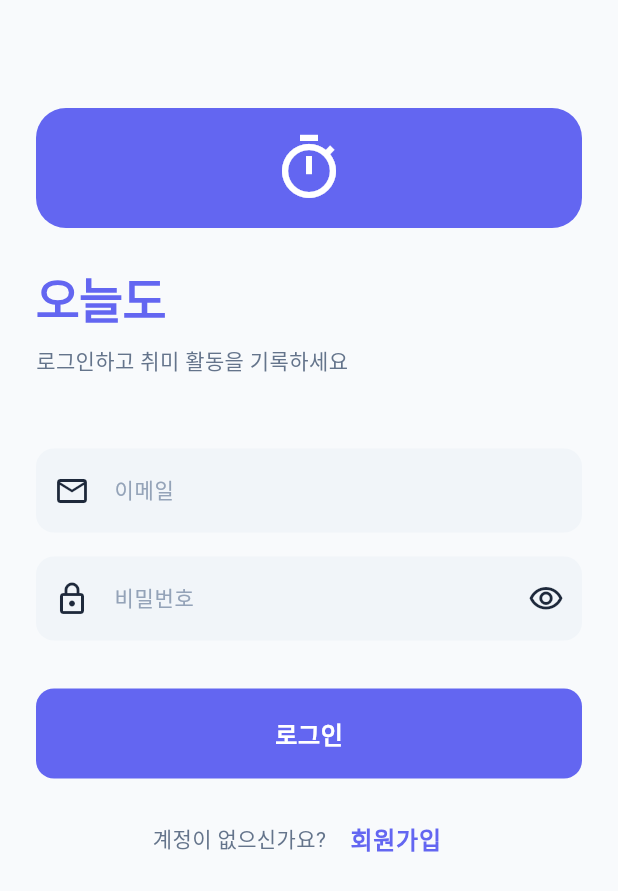
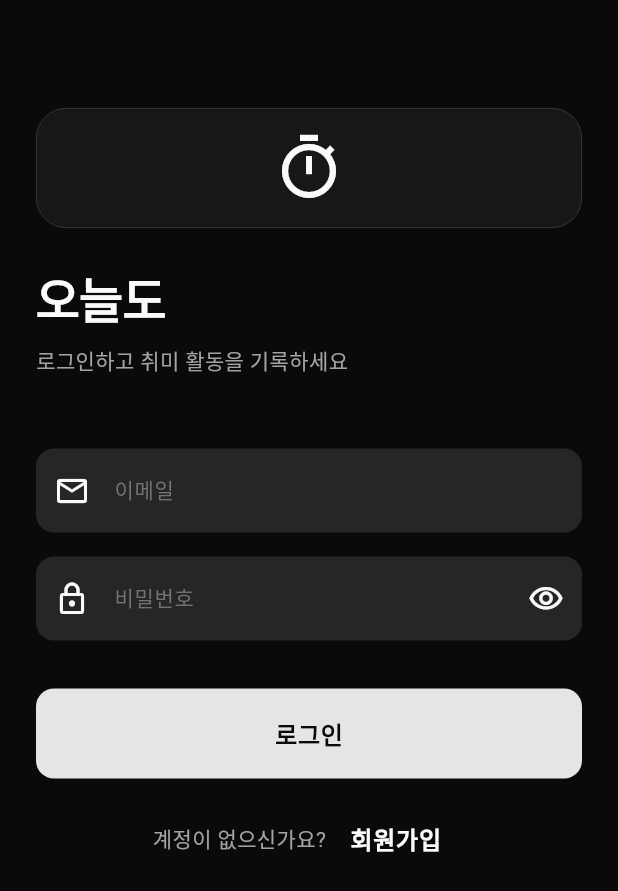
Before and after one commit to theo-ooooo/onuldo-app, a Flutter app: the screen it shows after launch, on a phone screen of 412 x 824 dp. Shown: the top 891 px of the screen. Run offline on Flutter 3.47's test engine with Material 3 defaults, Android fonts, the phone set to English and light mode, and no system bars; our stand-ins replace dio, flutter_riverpod, flutter_secure_storage, freezed_annotation, go_router; generated files the repository leaves out were written again.

Commit message:
feat: 다크모드 테마 적용 및 모델 수정
- 다크모드 그레이 테마 적용
- HobbyResponse 모델 서버 응답에 맞게 수정
- TimerResponse 모델 서버 응답에 맞게 수정
- 각 화면 그라디언트/색상 다크모드에 맞게 수정

```diff
--- a/lib/app.dart
+++ b/lib/app.dart
@@ -14,7 +14,7 @@ class OnuldoApp extends ConsumerWidget {
     return MaterialApp.router(
       title: '오늘도',
       debugShowCheckedModeBanner: false,
-      theme: AppTheme.lightTheme,
+      theme: AppTheme.darkTheme,
       routerConfig: router,
     );
   }
--- a/lib/core/constants/api_constants.dart
+++ b/lib/core/constants/api_constants.dart
@@ -16,7 +16,7 @@ class ApiConstants {
   static String hobby(int id) => '/api/hobbies/$id';
 
   // Timer endpoints
-  static const String timerStart = '/api/timers/start';
+  static const String timerStart = '/api/timers';
   static const String timerPause = '/api/timers/pause';
   static const String timerResume = '/api/timers/resume';
   static const String timerStop = '/api/timers/stop';
--- a/lib/presentation/screens/auth/login_screen.dart
+++ b/lib/presentation/screens/auth/login_screen.dart
@@ -71,21 +71,20 @@ class _LoginScreenState extends ConsumerState<LoginScreen> {
                     width: 80,
                     height: 80,
                     decoration: BoxDecoration(
-                      color: AppColors.primary,
+                      color: AppColors.surface,
                       borderRadius: BorderRadius.circular(20),
+                      border: Border.all(color: AppColors.border, width: 0.5),
                     ),
                     child: const Icon(
                       Icons.timer_outlined,
                       size: 48,
-                      color: Colors.white,
+                      color: AppColors.textPrimary,
                     ),
                   ),
                   const SizedBox(height: 24),
                   Text(
                     '오늘도',
-                    style: AppTextStyles.h1.copyWith(
-                      color: AppColors.primary,
-                    ),
+                    style: AppTextStyles.h1,
                   ),
                   const SizedBox(height: 8),
                   Text(
--- a/lib/shared/theme/app_theme.dart
+++ b/lib/shared/theme/app_theme.dart
@@ -3,40 +3,39 @@ import 'package:flutter/material.dart';
 class AppColors {
   AppColors._();
 
-  // Primary colors
-  static const primary = Color(0xFF6366F1);
-  static const primaryLight = Color(0xFF818CF8);
-  static const primaryDark = Color(0xFF4F46E5);
+  // Primary colors - Neutral gray accent
+  static const primary = Color(0xFFE5E5E5);
+  static const primaryLight = Color(0xFFF5F5F5);
+  static const primaryDark = Color(0xFFD4D4D4);
 
-  // Secondary colors
-  static const secondary = Color(0xFF10B981);
-  static const secondaryLight = Color(0xFF34D399);
-  static const secondaryDark = Color(0xFF059669);
+  // Accent color - subtle warm white
+  static const accent = Color(0xFFFAFAFA);
 
-  // Neutral colors
-  static const background = Color(0xFFF8FAFC);
-  static const surface = Color(0xFFFFFFFF);
-  static const surfaceVariant = Color(0xFFF1F5F9);
+  // Background colors - Dark
+  static const background = Color(0xFF0A0A0A);
+  static const surface = Color(0xFF171717);
+  static const surfaceVariant = Color(0xFF262626);
+  static const surfaceElevated = Color(0xFF1F1F1F);
 
   // Text colors
-  static const textPrimary = Color(0xFF1E293B);
-  static const textSecondary = Color(0xFF64748B);
-  static const textTertiary = Color(0xFF94A3B8);
+  static const textPrimary = Color(0xFFFAFAFA);
+  static const textSecondary = Color(0xFFA3A3A3);
+  static const textTertiary = Color(0xFF737373);
 
   // Status colors
   static const error = Color(0xFFEF4444);
   static const success = Color(0xFF22C55E);
-  static const warning = Color(0xFFF59E0B);
-  static const info = Color(0xFF3B82F6);
+  static const warning = Color(0xFFFBBF24);
+  static const info = Color(0xFF60A5FA);
 
   // Border colors
-  static const border = Color(0xFFE2E8F0);
-  static const divider = Color(0xFFF1F5F9);
+  static const border = Color(0xFF404040);
+  static const divider = Color(0xFF262626);
 
   // Timer colors
-  static const timerRunning = Color(0xFF10B981);
-  static const timerPaused = Color(0xFFF59E0B);
-  static const timerStopped = Color(0xFF64748B);
+  static const timerRunning = Color(0xFF4ADE80);
+  static const timerPaused = Color(0xFFFBBF24);
+  static const timerStopped = Color(0xFF737373);
 }
 
 class AppTextStyles {
@@ -128,15 +127,15 @@ class AppTextStyles {
 class AppTheme {
   AppTheme._();
 
-  static ThemeData get lightTheme {
+  static ThemeData get darkTheme {
     return ThemeData(
       useMaterial3: true,
-      brightness: Brightness.light,
-      colorScheme: const ColorScheme.light(
+      brightness: Brightness.dark,
+      colorScheme: const ColorScheme.dark(
         primary: AppColors.primary,
-        onPrimary: Colors.white,
-        secondary: AppColors.secondary,
-        onSecondary: Colors.white,
+        onPrimary: AppColors.background,
+        secondary: AppColors.accent,
+        onSecondary: AppColors.background,
         surface: AppColors.surface,
         onSurface: AppColors.textPrimary,
         error: AppColors.error,
@@ -144,23 +143,24 @@ class AppTheme {
       ),
       scaffoldBackgroundColor: AppColors.background,
       appBarTheme: const AppBarTheme(
-        backgroundColor: AppColors.surface,
+        backgroundColor: AppColors.background,
         foregroundColor: AppColors.textPrimary,
         elevation: 0,
         centerTitle: true,
         titleTextStyle: AppTextStyles.h4,
+        surfaceTintColor: Colors.transparent,
       ),
       bottomNavigationBarTheme: const BottomNavigationBarThemeData(
         backgroundColor: AppColors.surface,
-        selectedItemColor: AppColors.primary,
+        selectedItemColor: AppColors.textPrimary,
         unselectedItemColor: AppColors.textTertiary,
         type: BottomNavigationBarType.fixed,
-        elevation: 8,
+        elevation: 0,
       ),
       elevatedButtonTheme: ElevatedButtonThemeData(
         style: ElevatedButton.styleFrom(
           backgroundColor: AppColors.primary,
-          foregroundColor: Colors.white,
+          foregroundColor: AppColors.background,
           padding: const EdgeInsets.symmetric(horizontal: 24, vertical: 14),
           shape: RoundedRectangleBorder(
             borderRadius: BorderRadius.circular(12),
@@ -171,18 +171,18 @@ class AppTheme {
       ),
       outlinedButtonTheme: OutlinedButtonThemeData(
         style: OutlinedButton.styleFrom(
-          foregroundColor: AppColors.primary,
+          foregroundColor: AppColors.textPrimary,
           padding: const EdgeInsets.symmetric(horizontal: 24, vertical: 14),
           shape: RoundedRectangleBorder(
             borderRadius: BorderRadius.circular(12),
           ),
-          side: const BorderSide(color: AppColors.primary),
+          side: const BorderSide(color: AppColors.border),
           textStyle: AppTextStyles.button,
         ),
       ),
       textButtonTheme: TextButtonThemeData(
         style: TextButton.styleFrom(
-          foregroundColor: AppColors.primary,
+          foregroundColor: AppColors.textPrimary,
           padding: const EdgeInsets.symmetric(horizontal: 16, vertical: 8),
           textStyle: AppTextStyles.button,
         ),
@@ -200,7 +200,7 @@ class AppTheme {
         ),
         focusedBorder: OutlineInputBorder(
           borderRadius: BorderRadius.circular(12),
-          borderSide: const BorderSide(color: AppColors.primary, width: 2),
+          borderSide: const BorderSide(color: AppColors.primary, width: 1),
         ),
         errorBorder: OutlineInputBorder(
           borderRadius: BorderRadius.circular(12),
@@ -216,7 +216,7 @@ class AppTheme {
         elevation: 0,
         shape: RoundedRectangleBorder(
           borderRadius: BorderRadius.circular(16),
-          side: const BorderSide(color: AppColors.border),
+          side: const BorderSide(color: AppColors.border, width: 0.5),
         ),
       ),
       dividerTheme: const DividerThemeData(
@@ -225,12 +225,31 @@ class AppTheme {
       ),
       chipTheme: ChipThemeData(
         backgroundColor: AppColors.surfaceVariant,
-        selectedColor: AppColors.primaryLight,
+        selectedColor: AppColors.primary,
         labelStyle: AppTextStyles.labelMedium,
         shape: RoundedRectangleBorder(
           borderRadius: BorderRadius.circular(8),
         ),
         padding: const EdgeInsets.symmetric(horizontal: 12, vertical: 8),
+        side: BorderSide.none,
+      ),
+      tabBarTheme: const TabBarThemeData(
+        labelColor: AppColors.textPrimary,
+        unselectedLabelColor: AppColors.textTertiary,
+        indicatorColor: AppColors.textPrimary,
+        dividerColor: Colors.transparent,
+      ),
+      progressIndicatorTheme: const ProgressIndicatorThemeData(
+        color: AppColors.primary,
+        linearTrackColor: AppColors.surfaceVariant,
+      ),
+      snackBarTheme: SnackBarThemeData(
+        backgroundColor: AppColors.surfaceElevated,
+        contentTextStyle: AppTextStyles.bodyMedium,
+        shape: RoundedRectangleBorder(
+          borderRadius: BorderRadius.circular(8),
+        ),
+        behavior: SnackBarBehavior.floating,
       ),
     );
   }
```
Also changed, not shown: lib/data/models/timer/timer_models.dart (+3 -6 lines), lib/presentation/providers/timer_provider.dart (+4 -4 lines), lib/presentation/screens/record/create_record_screen.dart (+5 -13 lines), lib/presentation/screens/statistics/statistics_screen.dart (+5 -10 lines).
